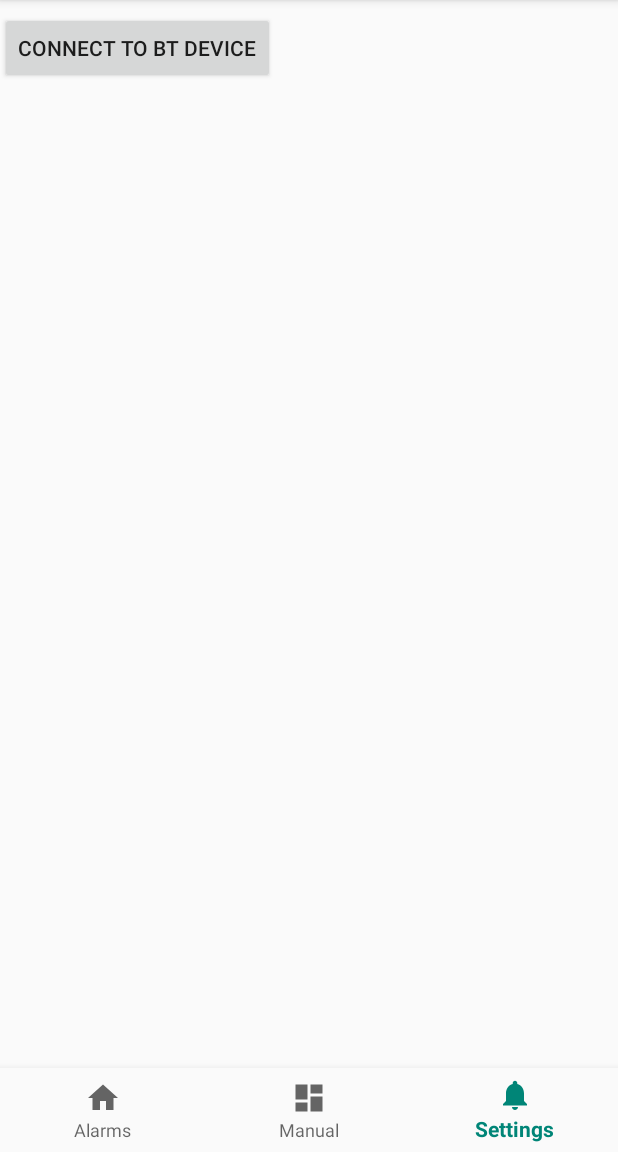
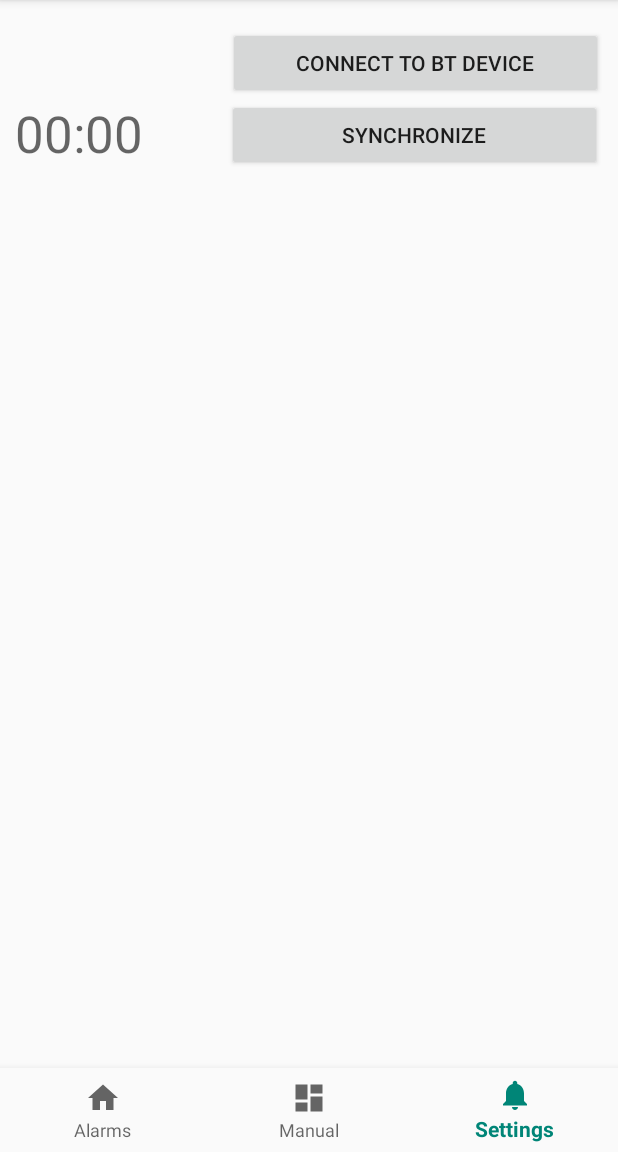
Before and after one commit to coder4hire/LightClock, an Android app: the screen it shows after launch (MainActivity), item 3 of the bottom bar chosen, on a phone screen of 412 x 824 dp, the part 84-1236 px from its top. Run offline under Robolectric (Android 15) with nearby library versions, the phone set to English and light mode, and no system bars.

```diff
--- a/LightClockControl/app/src/main/java/com/lightclockcontrol/gss/SettingsFragment.java
+++ b/LightClockControl/app/src/main/java/com/lightclockcontrol/gss/SettingsFragment.java
@@ -9,6 +9,7 @@ import android.view.LayoutInflater;
 import android.view.View;
 import android.view.ViewGroup;
 import android.widget.Button;
+import android.widget.TextView;
 import android.widget.Toast;
 
 import app.akexorcist.bluetotohspp.library.BluetoothState;
@@ -22,6 +23,8 @@ import app.akexorcist.bluetotohspp.library.DeviceList;
  */
 public class SettingsFragment extends Fragment {
 
+    Button btnSync;
+    TextView txtCurTime;
     public SettingsFragment() {
         // Required empty public constructor
     }
@@ -37,8 +40,10 @@ public class SettingsFragment extends Fragment {
         // Inflate the layout for this fragment
         View view = inflater.inflate(R.layout.fragment_settings, container, false);
 
+        Button btnConnect = (Button)view.findViewById(R.id.btnConnect);
+        btnSync = (Button) view.findViewById(R.id.btnSyncClock);
+        txtCurTime = (TextView) view.findViewById(R.id.txtCurrentTime);
 
-        Button btnConnect = (Button)view.findViewById(R.id.btnConnect);
         btnConnect.setOnClickListener(new View.OnClickListener(){
             public void onClick(View v){
                 if(BTInterface.GetInstance().GetSPP().getServiceState() == BluetoothState.STATE_CONNECTED) {
--- a/LightClockControl/app/src/main/res/layout/fragment_settings.xml
+++ b/LightClockControl/app/src/main/res/layout/fragment_settings.xml
@@ -1,5 +1,6 @@
 <?xml version="1.0" encoding="utf-8"?>
 <FrameLayout xmlns:android="http://schemas.android.com/apk/res/android"
+    xmlns:app="http://schemas.android.com/apk/res-auto"
     xmlns:tools="http://schemas.android.com/tools"
     android:layout_width="match_parent"
     android:layout_height="match_parent"
@@ -7,10 +8,44 @@
 
     <!-- TODO: Update blank fragment layout -->
 
-    <Button
-        android:id="@+id/btnConnect"
-        android:layout_width="wrap_content"
-        android:layout_height="wrap_content"
-        android:text="Connect to BT Device" />
+    <LinearLayout
+        android:layout_width="match_parent"
+        android:layout_height="match_parent"
+        android:layout_gravity="right"
+        android:gravity="right"
+        android:orientation="vertical"
+        android:padding="10dp">
+
+        <Button
+            android:id="@+id/btnConnect"
+            android:layout_width="wrap_content"
+            android:layout_height="wrap_content"
+            android:minWidth="250dp"
+            android:text="Connect to BT Device" />
+
+        <LinearLayout
+            android:layout_width="match_parent"
+            android:layout_height="wrap_content"
+            android:orientation="horizontal">
+
+            <TextView
+                android:id="@+id/txtCurrentTime"
+                android:layout_width="wrap_content"
+                android:layout_height="wrap_content"
+                android:layout_weight="1"
+                android:text="00:00"
+                android:textAppearance="@style/TextAppearance.AppCompat.Display1" />
+
+            <Button
+                android:id="@+id/btnSyncClock"
+                android:layout_width="wrap_content"
+                android:layout_height="wrap_content"
+                android:layout_gravity="bottom"
+                android:layout_weight=".001"
+                android:minWidth="250dp"
+                android:text="Synchronize" />
+
+        </LinearLayout>
+    </LinearLayout>
 
 </FrameLayout>
```
Also changed, not shown: LightClockControl/app/src/main/java/app/akexorcist/bluetotohspp/library/BluetoothSPP.java (+12 -6 lines), LightClockControl/app/src/main/java/app/akexorcist/bluetotohspp/library/BluetoothService.java (+11 -1 lines), LightClockControl/app/src/main/java/com/lightclockcontrol/gss/BTInterface.java (+42 -50 lines).
